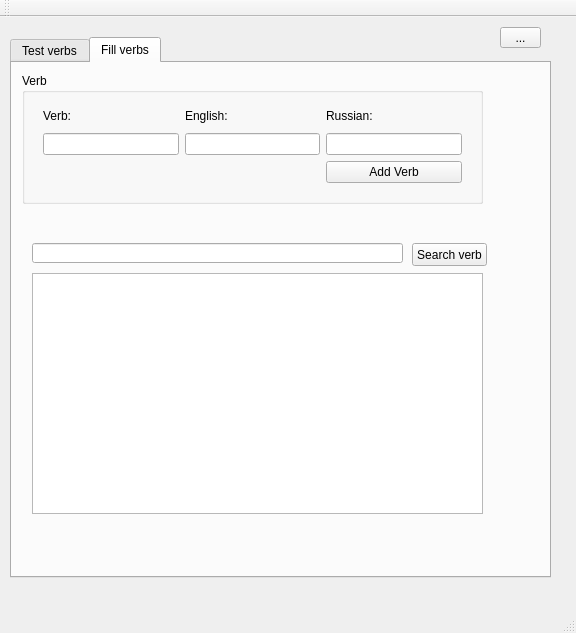
rlinosaur/verbs_project, file mainwindow.ui: the form before one commit.
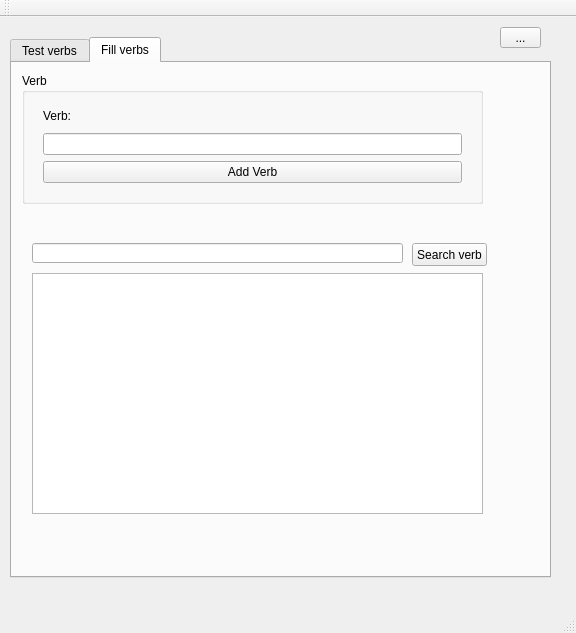
The form after the commit. Icons and pictures are not drawn.

Commit message: it's possible now to add examples and foreign verb connections

Patch:
```diff
--- a/mainwindow.ui
+++ b/mainwindow.ui
@@ -106,26 +106,6 @@
         <item row="2" column="0">
          <widget class="QLineEdit" name="lineEditVerbEs"/>
         </item>
-        <item row="1" column="2">
-         <widget class="QLabel" name="label_4">
-          <property name="text">
-           <string>Russian:</string>
-          </property>
-         </widget>
-        </item>
-        <item row="2" column="2">
-         <widget class="QLineEdit" name="lineEditVerbRu"/>
-        </item>
-        <item row="2" column="1">
-         <widget class="QLineEdit" name="lineEditVerbEn"/>
-        </item>
-        <item row="1" column="1">
-         <widget class="QLabel" name="label_3">
-          <property name="text">
-           <string>English:</string>
-          </property>
-         </widget>
-        </item>
         <item row="1" column="0">
          <widget class="QLabel" name="label_2">
           <property name="text">
@@ -133,7 +113,7 @@
           </property>
          </widget>
         </item>
-        <item row="3" column="2">
+        <item row="3" column="0">
          <widget class="QPushButton" name="pushButton_2">
           <property name="text">
            <string>Add Verb</string>
```
The commit also changes 6 other files.
